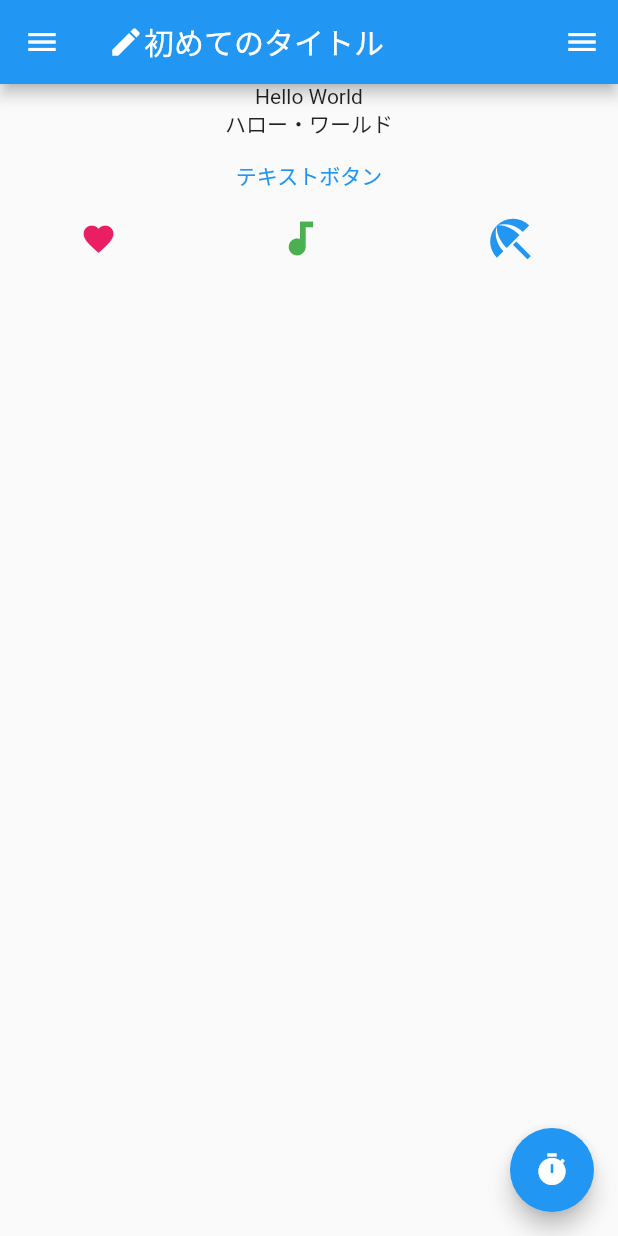
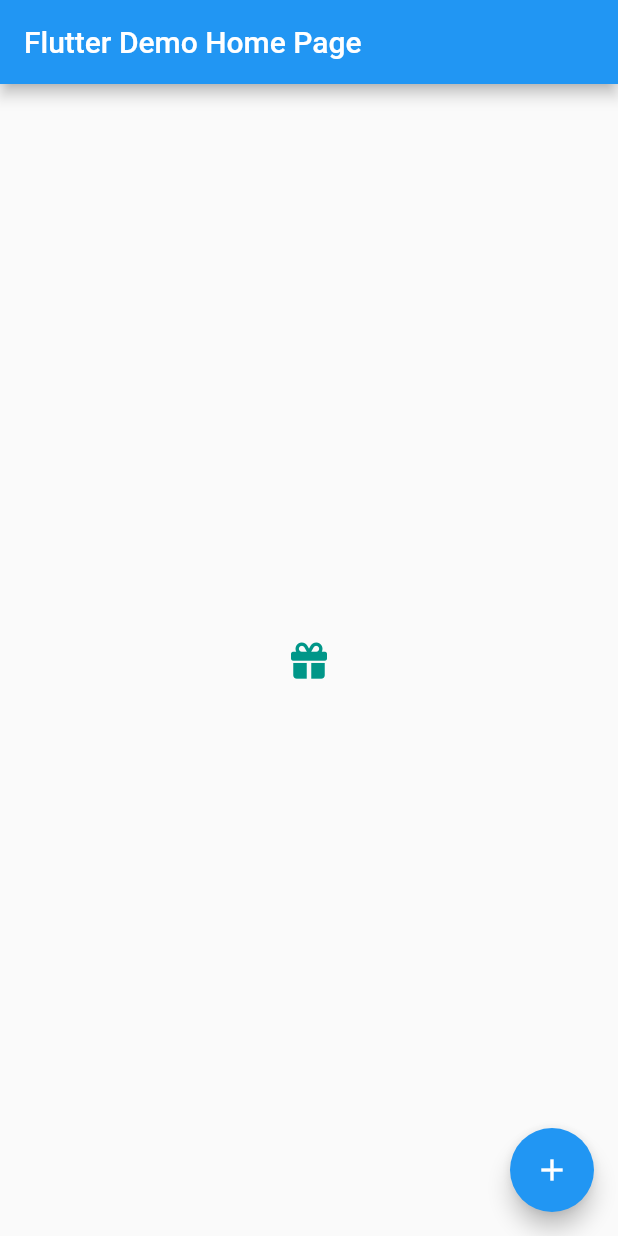
Before and after one commit to sisi0808/flutter_sample_app, a Flutter app: the screen it shows after launch, on a phone screen of 412 x 824 dp. Run offline on Flutter 3.47's test engine with Material 2 defaults, Android fonts, the phone set to English and light mode, and no system bars; our stand-ins replace font_awesome_flutter.

Commit message:
Finish Chapter2-2

```diff
--- a/lib/main.dart
+++ b/lib/main.dart
@@ -1,4 +1,5 @@
 import 'package:flutter/material.dart';
+import 'package:font_awesome_flutter/font_awesome_flutter.dart';
 
 // 1. エントリーポイントのmain関数
 void main() {
@@ -33,12 +34,20 @@ class MyHomePage extends StatefulWidget {
 
 class _MyHomePageState extends State<MyHomePage> {
   int _counter = 0;
+  // String _type = "偶数";
+  // Color _color = Colors.blue;
 
   // 5. カウンタが押された時のメソッド
   void _incrementCounter() {
     setState(() {
       _counter++;
-      // print("HelloWorld");
+      // if (_counter % 2 == 0) {
+      //   _type = "偶数";
+      //   _color = Colors.blue;
+      // } else {
+      //   _type = "奇数";
+      //   _color = Colors.red;
+      // }
     });
   }
 
@@ -48,75 +57,80 @@ class _MyHomePageState extends State<MyHomePage> {
     return Scaffold(
       // 画面上部のタイトル部分
       appBar: AppBar(
-          // title: Text(widget.title),
-          title: Row(
-        children: const [
-          Icon(Icons.create),
-          Text("初めてのタイトル"),
-        ],
-      )),
+        title: Text(widget.title),
+        //   title: Row(
+        // children: const [
+        //   Icon(Icons.create),
+        //   Text("初めてのタイトル"),
+        // ],
+        // )
+      ),
       // body: Text("HellowWorld"),
-      body: Column(
-        children: [
-          const Text("Hello World"),
-          const Text("ハロー・ワールド"),
-          TextButton(
-            onPressed: () => {print("ボタンが押された")},
-            child: const Text("テキストボタン"),
-          ),
-          Row(
-            mainAxisAlignment: MainAxisAlignment.spaceAround,
-            children: const [
-              Icon(
-                Icons.favorite,
-                color: Colors.pink,
-                size: 24.0,
-              ),
-              Icon(
-                Icons.audiotrack,
-                color: Colors.green,
-                size: 30.0,
-              ),
-              Icon(
-                Icons.beach_access,
-                color: Colors.blue,
-                size: 36.0,
-              )
-            ],
-          )
-        ],
+      // body: Column(
+      // children: [
+      //   const Text("Hello World"),
+      //   const Text("ハロー・ワールド"),
+      //   TextButton(
+      //     onPressed: () => {print("ボタンが押された")},
+      //     child: const Text("テキストボタン"),
+      //   ),
+      //   Row(
+      //     mainAxisAlignment: MainAxisAlignment.spaceAround,
+      //     children: const [
+      //       Icon(
+      //         Icons.favorite,
+      //         color: Colors.pink,
+      //         size: 24.0,
+      //       ),
+      //       Icon(
+      //         Icons.audiotrack,
+      //         color: Colors.green,
+      //         size: 30.0,
+      //       ),
+      //       Icon(
+      //         Icons.beach_access,
+      //         color: Colors.blue,
+      //         size: 36.0,
+      //       )
+      //     ],
+      //   )
+      // ],
+//           ),
+//       floatingActionButton: FloatingActionButton(
+//           onPressed: () => {print("押したね？")},
+//           tooltip: 'Increment',
+//           child: const Icon(Icons.timer)),
+//       drawer: const Drawer(child: Center(child: Text("Drawer"))),
+//       endDrawer: const Drawer(child: Center(child: Text("Drawer"))),
+//     );
+//   }
+// }
+      body: Center(
+          // child: Column(
+          //   mainAxisAlignment: MainAxisAlignment.center,
+          //   children: <Widget>[
+          //     // 画面の中央に表示されるテキスト
+          //     const Text(
+          //       'You have pushed the button this many times:',
+          //     ),
+          //     // テキストの下に表示されるカウンタ値
+          //     Text(
+          //       '$_counter',
+          //       style: Theme.of(context).textTheme.headline4,
+          //     ),
+          //     // Text('$_type', style: TextStyle(fontSize: 20, color: _color)),
+          //     if (_counter % 2 == 0)
+          //       const Text('偶数です',
+          //           style: TextStyle(fontSize: 20, color: Colors.red))
+          //   ],
+          // ),
+          child: Icon(FontAwesomeIcons.gift, color: Colors.teal)),
+      // 右下の「+」ボタンに対応するフローティングアクションボタン
+      floatingActionButton: FloatingActionButton(
+        onPressed: _incrementCounter,
+        tooltip: 'Increment',
+        child: const Icon(Icons.add),
       ),
-      floatingActionButton: FloatingActionButton(
-          onPressed: () => {print("押したね？")},
-          tooltip: 'Increment',
-          child: const Icon(Icons.timer)),
-      drawer: const Drawer(child: Center(child: Text("Drawer"))),
-      endDrawer: const Drawer(child: Center(child: Text("Drawer"))),
     );
   }
 }
-//       body: Center(
-//         child: Column(
-//           mainAxisAlignment: MainAxisAlignment.center,
-//           children: <Widget>[
-//             // 画面の中央に表示されるテキスト
-//             const Text(
-//               'You have pushed the button this many times:',
-//             ),
-//             // テキストの下に表示されるカウンタ値
-//             Text(
-//               '$_counter',
-//               style: Theme.of(context).textTheme.headline4,
-//             ),
-//           ],
-//         ),
-//       ),
-//       // 右下の「+」ボタンに対応するフローティングアクションボタン
-//       floatingActionButton: FloatingActionButton(
-//         onPressed: _incrementCounter,
-//         tooltip: 'Increment',
-//         child: const Icon(Icons.add),
-//       ),
-//     );
-//   }
-// }
```
Also changed, not shown: pubspec.yaml (+3 -4 lines), pubspec.lock.
